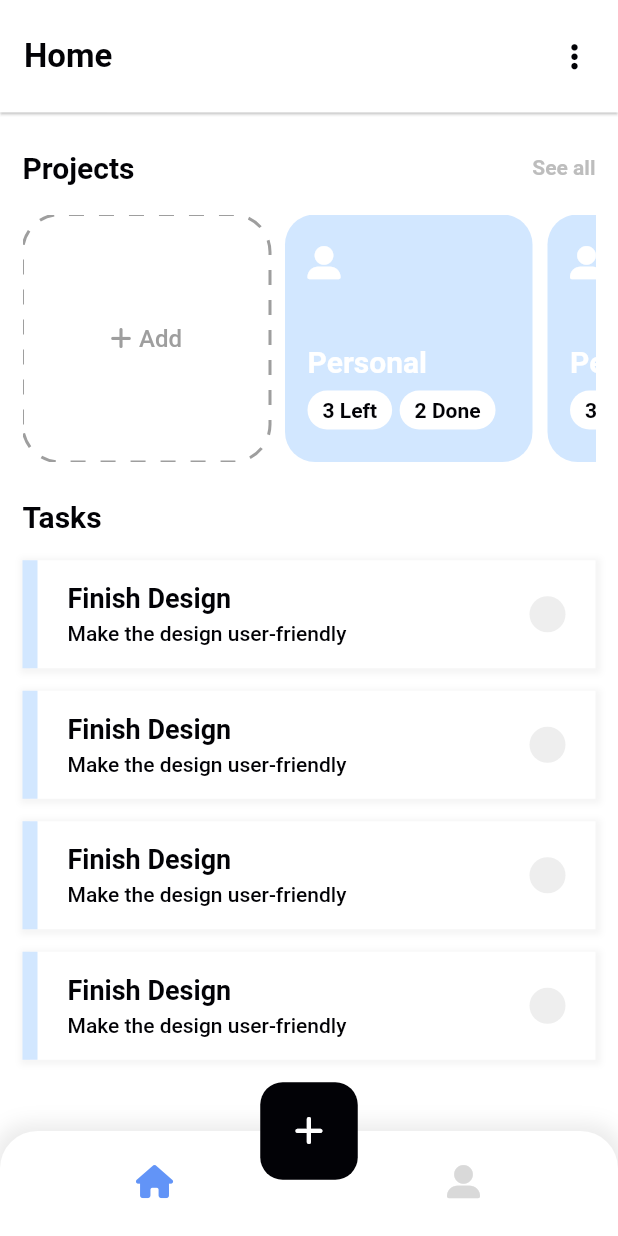
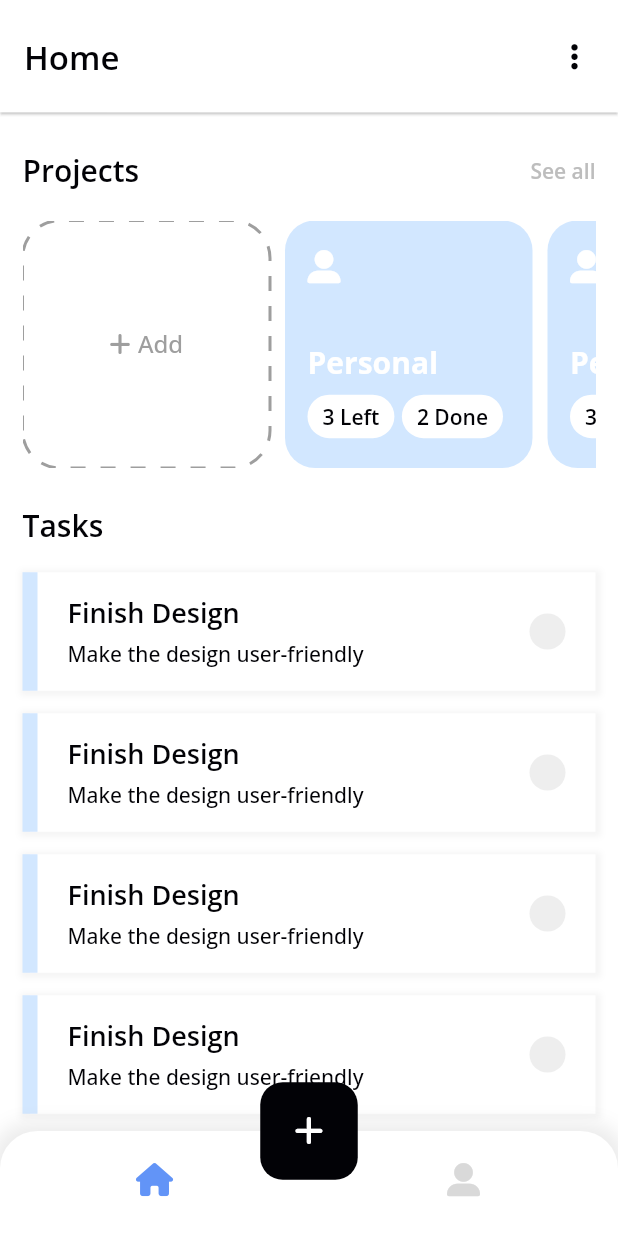
Before and after one commit to bibashmgr/dos, a Flutter app: the screen it shows after launch, on a phone screen of 412 x 824 dp. Run offline on Flutter 3.47's test engine with Material 2 defaults, Android fonts, the phone set to English and light mode, and no system bars; drawn by our look-alikes of dotted_border; our stand-ins replace font_awesome_flutter, table_calendar, timeline_tile.

Commit message:
[add]: custom-font

```diff
--- a/client/lib/main.dart
+++ b/client/lib/main.dart
@@ -17,6 +17,9 @@ class MyApp extends StatelessWidget {
       debugShowCheckedModeBanner: false,
       title: 'dos',
       initialRoute: '/',
+      theme: ThemeData(
+        fontFamily: "OpenSans",
+      ),
       routes: {
         ViewProject.routeName: (context) => const ViewProject(),
       },
```
